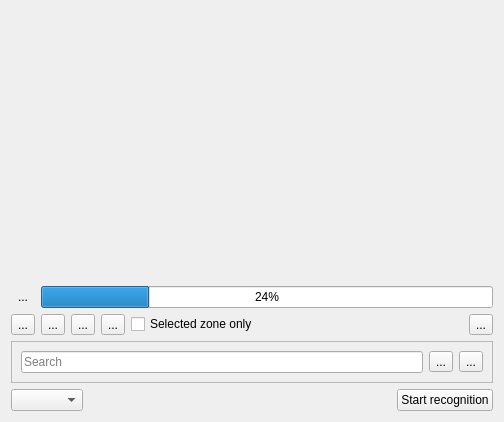
This is src/ui/textbasededit_ui.ui in KDE/kdenlive as Qt 5 draws it before an edit. The edited form follows.
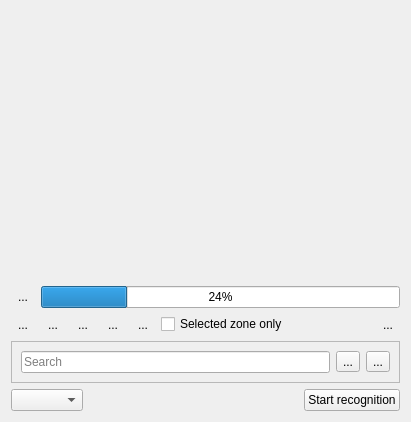
This is the edited form. Custom widgets are drawn as their Qt base class.

Commit message: Text edit: add bookmarks, save analysed speech in bin clip, various fixes

```diff
--- a/src/ui/textbasededit_ui.ui
+++ b/src/ui/textbasededit_ui.ui
@@ -6,28 +6,122 @@
    <rect>
     <x>0</x>
     <y>0</y>
-    <width>504</width>
+    <width>411</width>
     <height>422</height>
    </rect>
   </property>
   <layout class="QGridLayout" name="gridLayout_2">
-   <item row="0" column="0">
-    <widget class="QFrame" name="text_frame">
-     <property name="sizePolicy">
-      <sizepolicy hsizetype="Preferred" vsizetype="MinimumExpanding">
-       <horstretch>0</horstretch>
-       <verstretch>0</verstretch>
-      </sizepolicy>
-     </property>
-     <property name="frameShape">
-      <enum>QFrame::NoFrame</enum>
-     </property>
-     <property name="frameShadow">
-      <enum>QFrame::Raised</enum>
-     </property>
-    </widget>
+   <item row="2" column="0">
+    <widget class="KMessageWidget" name="info_message"/>
    </item>
    <item row="4" column="0">
+    <widget class="QFrame" name="edit_frame">
+     <property name="frameShape">
+      <enum>QFrame::NoFrame</enum>
+     </property>
+     <property name="frameShadow">
+      <enum>QFrame::Raised</enum>
+     </property>
+     <layout class="QGridLayout" name="gridLayout">
+      <property name="leftMargin">
+       <number>0</number>
+      </property>
+      <property name="topMargin">
+       <number>0</number>
+      </property>
+      <property name="rightMargin">
+       <number>0</number>
+      </property>
+      <property name="bottomMargin">
+       <number>0</number>
+      </property>
+      <item row="0" column="10">
+       <widget class="QToolButton" name="vosk_config">
+        <property name="text">
+         <string>...</string>
+        </property>
+        <property name="autoRaise">
+         <bool>true</bool>
+        </property>
+       </widget>
+      </item>
+      <item row="0" column="6">
+       <widget class="QToolButton" name="button_search">
+        <property name="text">
+         <string>...</string>
+        </property>
+        <property name="checkable">
+         <bool>true</bool>
+        </property>
+        <property name="autoRaise">
+         <bool>true</bool>
+        </property>
+       </widget>
+      </item>
+      <item row="0" column="9">
+       <spacer name="horizontalSpacer_2">
+        <property name="orientation">
+         <enum>Qt::Horizontal</enum>
+        </property>
+        <property name="sizeHint" stdset="0">
+         <size>
+          <width>244</width>
+          <height>20</height>
+         </size>
+        </property>
+       </spacer>
+      </item>
+      <item row="0" column="1">
+       <widget class="QToolButton" name="button_insert">
+        <property name="text">
+         <string>...</string>
+        </property>
+        <property name="autoRaise">
+         <bool>true</bool>
+        </property>
+       </widget>
+      </item>
+      <item row="0" column="8">
+       <widget class="QCheckBox" name="speech_zone">
+        <property name="text">
+         <string>Selected zone only</string>
+        </property>
+       </widget>
+      </item>
+      <item row="0" column="5">
+       <widget class="QToolButton" name="button_delete">
+        <property name="text">
+         <string>...</string>
+        </property>
+        <property name="autoRaise">
+         <bool>true</bool>
+        </property>
+       </widget>
+      </item>
+      <item row="0" column="3">
+       <widget class="QToolButton" name="button_add">
+        <property name="text">
+         <string>...</string>
+        </property>
+        <property name="autoRaise">
+         <bool>true</bool>
+        </property>
+       </widget>
+      </item>
+      <item row="0" column="4">
+       <widget class="QToolButton" name="button_bookmark">
+        <property name="text">
+         <string>...</string>
+        </property>
+        <property name="autoRaise">
+         <bool>true</bool>
+        </property>
+       </widget>
+      </item>
+     </layout>
+    </widget>
+   </item>
+   <item row="5" column="0">
     <widget class="QFrame" name="search_frame">
      <property name="frameShape">
       <enum>QFrame::StyledPanel</enum>
@@ -63,48 +157,23 @@
      </layout>
     </widget>
    </item>
-   <item row="2" column="0">
-    <widget class="QFrame" name="frame_progress">
+   <item row="1" column="0">
+    <widget class="QFrame" name="text_frame">
+     <property name="sizePolicy">
+      <sizepolicy hsizetype="Preferred" vsizetype="MinimumExpanding">
+       <horstretch>0</horstretch>
+       <verstretch>0</verstretch>
+      </sizepolicy>
+     </property>
      <property name="frameShape">
       <enum>QFrame::NoFrame</enum>
      </property>
      <property name="frameShadow">
-      <enum>QFrame::Plain</enum>
+      <enum>QFrame::Raised</enum>
      </property>
-     <layout class="QHBoxLayout" name="horizontalLayout">
-      <property name="leftMargin">
-       <number>0</number>
-      </property>
-      <property name="topMargin">
-       <number>0</number>
-      </property>
-      <property name="rightMargin">
-       <number>0</number>
-      </property>
-      <property name="bottomMargin">
-       <number>0</number>
-      </property>
-      <item>
-       <widget class="QToolButton" name="button_abort">
-        <property name="text">
-         <string>...</string>
-        </property>
-        <property name="autoRaise">
-         <bool>true</bool>
-        </property>
-       </widget>
-      </item>
-      <item>
-       <widget class="QProgressBar" name="speech_progress">
-        <property name="value">
-         <number>24</number>
-        </property>
-       </widget>
-      </item>
-     </layout>
     </widget>
    </item>
-   <item row="5" column="0">
+   <item row="6" column="0">
     <layout class="QHBoxLayout" name="horizontalLayout_2">
      <item>
       <widget class="QComboBox" name="language_box"/>
@@ -135,14 +204,14 @@
     <widget class="KMessageWidget" name="info_message"/>
    </item>
    <item row="3" column="0">
-    <widget class="QFrame" name="edit_frame">
+    <widget class="QFrame" name="frame_progress">
      <property name="frameShape">
       <enum>QFrame::NoFrame</enum>
      </property>
      <property name="frameShadow">
-      <enum>QFrame::Raised</enum>
+      <enum>QFrame::Plain</enum>
      </property>
-     <layout class="QGridLayout" name="gridLayout">
+     <layout class="QHBoxLayout" name="horizontalLayout">
       <property name="leftMargin">
        <number>0</number>
       </property>
@@ -155,61 +224,20 @@
       <property name="bottomMargin">
        <number>0</number>
       </property>
-      <item row="0" column="10">
-       <widget class="QToolButton" name="vosk_config">
+      <item>
+       <widget class="QToolButton" name="button_abort">
         <property name="text">
          <string>...</string>
         </property>
-       </widget>
-      </item>
-      <item row="0" column="6">
-       <widget class="QToolButton" name="button_search">
-        <property name="text">
-         <string>...</string>
-        </property>
-        <property name="checkable">
+        <property name="autoRaise">
          <bool>true</bool>
         </property>
        </widget>
       </item>
-      <item row="0" column="9">
-       <spacer name="horizontalSpacer_2">
-        <property name="orientation">
-         <enum>Qt::Horizontal</enum>
-        </property>
-        <property name="sizeHint" stdset="0">
-         <size>
-          <width>244</width>
-          <height>20</height>
-         </size>
-        </property>
-       </spacer>
-      </item>
-      <item row="0" column="1">
-       <widget class="QToolButton" name="button_insert">
-        <property name="text">
-         <string>...</string>
-        </property>
-       </widget>
-      </item>
-      <item row="0" column="8">
-       <widget class="QCheckBox" name="speech_zone">
-        <property name="text">
-         <string>Selected zone only</string>
-        </property>
-       </widget>
-      </item>
-      <item row="0" column="5">
-       <widget class="QToolButton" name="button_delete">
-        <property name="text">
-         <string>...</string>
-        </property>
-       </widget>
-      </item>
-      <item row="0" column="3">
-       <widget class="QToolButton" name="button_add">
-        <property name="text">
-         <string>...</string>
+      <item>
+       <widget class="QProgressBar" name="speech_progress">
+        <property name="value">
+         <number>24</number>
         </property>
        </widget>
       </item>
```
Left out of the diff: 10 changed lines with no effect on the pictures. The commit also changes 4 other files.
